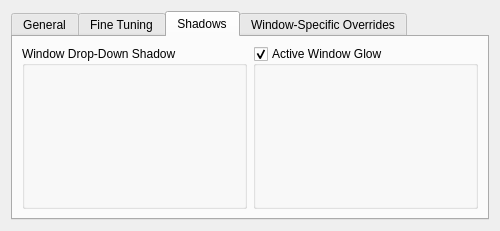
This is clients/oxygen/config/oxygenconfigurationui.ui in KDE/kwin as Qt 5 draws it before an edit. The edited form follows.
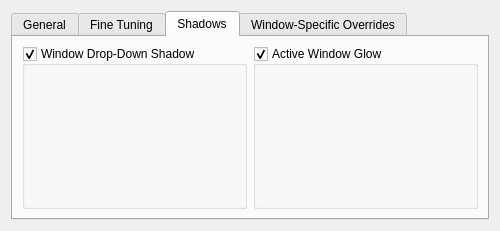
This is the edited form. The open tabs and pages were chosen to show the change. Custom widgets are drawn as their Qt base class.

Diff of the .ui file:
```diff
--- a/clients/oxygen/config/oxygenconfigurationui.ui
+++ b/clients/oxygen/config/oxygenconfigurationui.ui
@@ -191,6 +191,9 @@
          <property name="title">
           <string>Window Drop-Down Shadow</string>
          </property>
+         <property name="checkable">
+          <bool>true</bool>
+         </property>
         </widget>
        </item>
        <item row="0" column="1">
```
